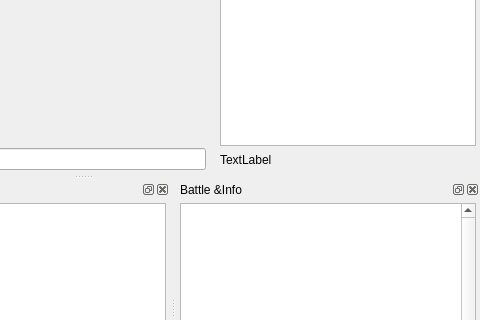
tizbac/qtlobby, file ui/MainWidget.ui: the form before one commit; both pictures show x 315 to 795 and y 280 to 600 of the 795 by 736 pixel window.
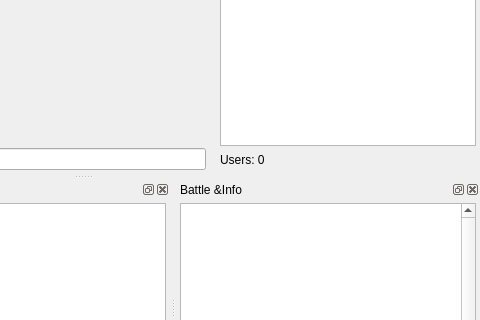
The form after the commit. Icons and pictures are not drawn. Custom widgets are drawn as their Qt base class.

Diff of the .ui file:
```diff
--- a/ui/MainWidget.ui
+++ b/ui/MainWidget.ui
@@ -189,7 +189,7 @@
          <item>
           <widget class="QLabel" name="usersInCurrentChannel">
            <property name="text">
-            <string>TextLabel</string>
+            <string>Users: 0</string>
            </property>
           </widget>
          </item>
```
Left out of the diff: 5 changed lines with no effect on the pictures.
